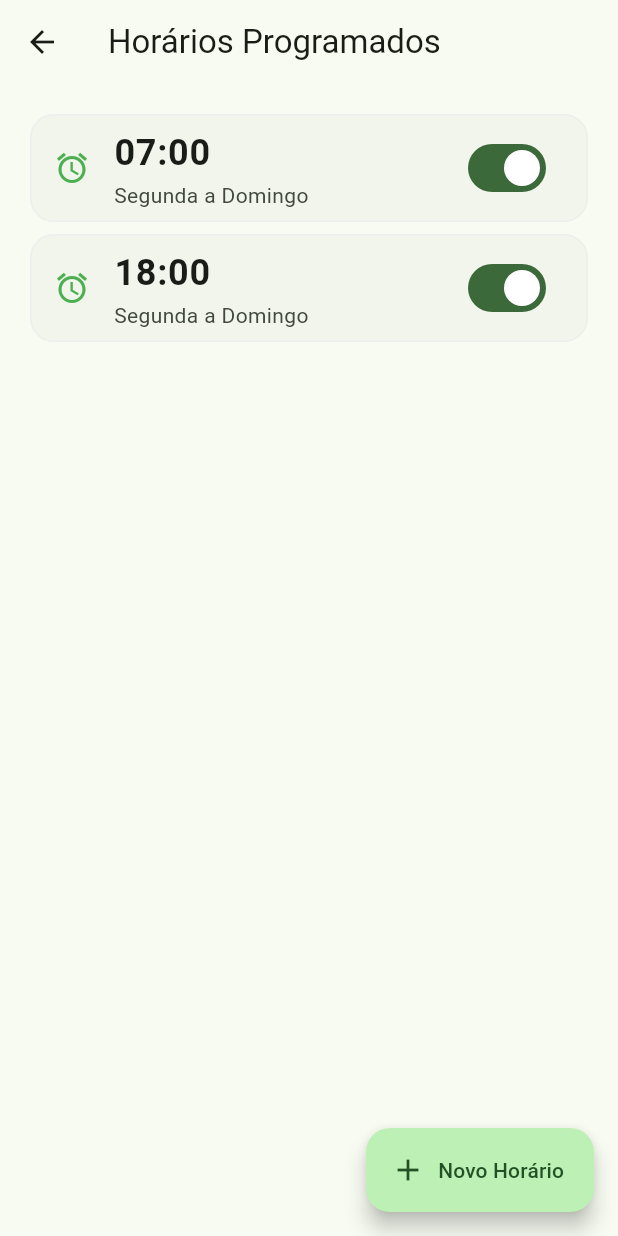
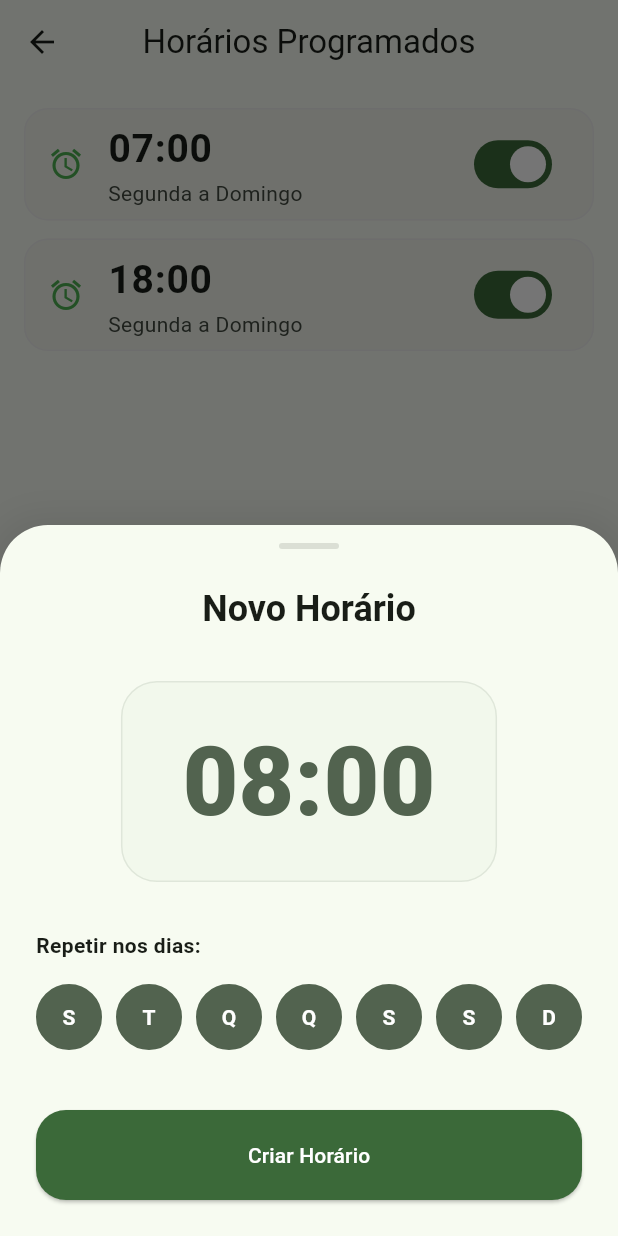
Before and after one commit to Agromotion/agromotion-app, a Flutter app: the ScheduleScreen screen opened directly, after a tap on "Novo Horário", on a phone screen of 412 x 824 dp. Run offline on Flutter 3.47's test engine with Material 3 defaults, Android fonts, the phone set to English and light mode, and no system bars; our stand-ins replace package_info_plus.

Commit message:
Feat: popup de escolha de horário, localization
Implementa componente AddScheduleSheet para o utilizador escolher um novo horário.
Implementa chamada em schedule screen.
Implementa localização para portugal.

```diff
--- a/lib/app.dart
+++ b/lib/app.dart
@@ -1,4 +1,5 @@
 import 'package:flutter/material.dart';
+import 'package:flutter_localizations/flutter_localizations.dart';
 import 'package:provider/provider.dart';
 import 'theme/app_theme.dart';
 import 'theme/theme_provider.dart';
@@ -14,6 +15,15 @@ class AgroMotionApp extends StatelessWidget {
     return MaterialApp(
       title: 'AgroMotion',
       debugShowCheckedModeBanner: false,
+      localizationsDelegates: const [
+        GlobalMaterialLocalizations.delegate,
+        GlobalWidgetsLocalizations.delegate,
+        GlobalCupertinoLocalizations.delegate,
+      ],
+      supportedLocales: const [
+        Locale('pt', 'PT'), // Português de Portugal
+      ],
+      locale: const Locale('pt', 'PT'),
       themeMode: themeProvider.themeMode,
       theme: AppTheme.lightTheme,
       darkTheme: AppTheme.darkTheme,
--- /dev/null
+++ b/lib/components/add_schedule_sheet.dart
@@ -0,0 +1,222 @@
+import 'package:flutter/material.dart';
+import 'package:flutter/services.dart';
+
+class AddScheduleSheet extends StatefulWidget {
+  final Map<String, dynamic>? initialData;
+
+  const AddScheduleSheet({super.key, this.initialData});
+
+  static Future<Map<String, dynamic>?> show(
+    BuildContext context, {
+    Map<String, dynamic>? initialData,
+  }) {
+    return showModalBottomSheet<Map<String, dynamic>>(
+      context: context,
+      isScrollControlled: true,
+      backgroundColor: Colors.transparent,
+      builder: (context) => AddScheduleSheet(initialData: initialData),
+    );
+  }
+
+  @override
+  State<AddScheduleSheet> createState() => _AddScheduleSheetState();
+}
+
+class _AddScheduleSheetState extends State<AddScheduleSheet> {
+  late TimeOfDay _selectedTime;
+  late List<bool> _selectedDays;
+  final List<String> _daysLabels = ['S', 'T', 'Q', 'Q', 'S', 'S', 'D'];
+
+  @override
+  void initState() {
+    super.initState();
+    if (widget.initialData != null) {
+      // Modo Edição: Parse da string "HH:mm"
+      final parts = widget.initialData!['time'].split(':');
+      _selectedTime = TimeOfDay(
+        hour: int.parse(parts[0]),
+        minute: int.parse(parts[1]),
+      );
+
+      // Lógica de dias (se "Segunda a Domingo", seleciona todos)
+      bool isAllDays = widget.initialData!['days'] == 'Segunda a Domingo';
+      _selectedDays = List.generate(7, (_) => isAllDays);
+    } else {
+      // Modo Criação
+      _selectedTime = const TimeOfDay(hour: 8, minute: 0);
+      _selectedDays = List.generate(7, (_) => true);
+    }
+  }
+
+  String _getDaysText() {
+    int count = _selectedDays.where((day) => day).length;
+    if (count == 7) return 'Segunda a Domingo';
+    if (count == 0) return 'Nenhum dia selecionado';
+
+    List<String> shortNames = ['Seg', 'Ter', 'Qua', 'Qui', 'Sex', 'Sáb', 'Dom'];
+    List<String> activeDays = [];
+    for (int i = 0; i < 7; i++) {
+      if (_selectedDays[i]) activeDays.add(shortNames[i]);
+    }
+    return activeDays.join(', ');
+  }
+
+  @override
+  Widget build(BuildContext context) {
+    final theme = Theme.of(context);
+    final colorScheme = theme.colorScheme;
+    final bottomInset = MediaQuery.of(context).viewInsets.bottom;
+
+    return Container(
+      padding: EdgeInsets.fromLTRB(24, 12, 24, 24 + bottomInset),
+      decoration: BoxDecoration(
+        color: colorScheme.surface,
+        borderRadius: const BorderRadius.vertical(top: Radius.circular(32)),
+        boxShadow: [
+          BoxShadow(
+            color: Colors.black.withAlpha(20),
+            blurRadius: 20,
+            spreadRadius: 5,
+          ),
+        ],
+      ),
+      child: Column(
+        mainAxisSize: MainAxisSize.min,
+        children: [
+          Container(
+            width: 40,
+            height: 4,
+            margin: const EdgeInsets.only(bottom: 24),
+            decoration: BoxDecoration(
+              color: colorScheme.onSurfaceVariant.withAlpha(40),
+              borderRadius: BorderRadius.circular(2),
+            ),
+          ),
+          Text(
+            widget.initialData != null ? 'Editar Horário' : 'Novo Horário',
+            style: theme.textTheme.headlineSmall?.copyWith(
+              fontWeight: FontWeight.bold,
+            ),
+          ),
+          const SizedBox(height: 32),
+
+          GestureDetector(
+            onTap: () async {
+              HapticFeedback.mediumImpact();
+              final TimeOfDay? time = await showTimePicker(
+                context: context,
+                initialTime: _selectedTime,
+                builder: (context, child) => MediaQuery(
+                  data: MediaQuery.of(
+                    context,
+                  ).copyWith(alwaysUse24HourFormat: true),
+                  child: child!,
+                ),
+              );
+              if (time != null) setState(() => _selectedTime = time);
+            },
+            child: Container(
+              padding: const EdgeInsets.symmetric(vertical: 20, horizontal: 40),
+              decoration: BoxDecoration(
+                color: colorScheme.secondaryContainer.withAlpha(40),
+                borderRadius: BorderRadius.circular(24),
+                border: Border.all(color: colorScheme.secondary.withAlpha(30)),
+              ),
+              child: Text(
+                '${_selectedTime.hour.toString().padLeft(2, '0')}:${_selectedTime.minute.toString().padLeft(2, '0')}',
+                style: TextStyle(
+                  fontSize: 64,
+                  fontWeight: FontWeight.w900,
+                  color: colorScheme.secondary,
+                ),
+              ),
+            ),
+          ),
+          const SizedBox(height: 32),
+
+          Align(
+            alignment: Alignment.centerLeft,
+            child: Text(
+              'Repetir nos dias:',
+              style: TextStyle(
+                fontWeight: FontWeight.w600,
+                color: colorScheme.onSurface,
+              ),
+            ),
+          ),
+          const SizedBox(height: 16),
+
+          Row(
+            mainAxisAlignment: MainAxisAlignment.spaceBetween,
+            children: List.generate(7, (index) {
+              final isSelected = _selectedDays[index];
+              return GestureDetector(
+                onTap: () {
+                  HapticFeedback.selectionClick();
+                  setState(() => _selectedDays[index] = !isSelected);
+                },
+                child: AnimatedContainer(
+                  duration: const Duration(milliseconds: 250),
+                  width: 44,
+                  height: 44,
+                  decoration: BoxDecoration(
+                    color: isSelected
+                        ? colorScheme.secondary
+                        : Colors.transparent,
+                    shape: BoxShape.circle,
+                    border: Border.all(
+                      color: isSelected
+                          ? colorScheme.secondary
+                          : colorScheme.outlineVariant,
+                      width: 1.5,
+                    ),
+                  ),
+                  child: Center(
+                    child: Text(
+                      _daysLabels[index],
+                      style: TextStyle(
+                        color: isSelected
+                            ? colorScheme.onSecondary
+                            : colorScheme.onSurfaceVariant,
+                        fontWeight: FontWeight.bold,
+                      ),
+                    ),
+                  ),
+                ),
+              );
+            }),
+          ),
+          const SizedBox(height: 40),
+
+          SizedBox(
+            width: double.infinity,
+            height: 60,
+            child: ElevatedButton(
+              onPressed: () {
+                HapticFeedback.selectionClick();
+                Navigator.pop(context, {
+                  'time':
+                      '${_selectedTime.hour.toString().padLeft(2, '0')}:${_selectedTime.minute.toString().padLeft(2, '0')}',
+                  'days': _getDaysText(),
+                  'active': widget.initialData?['active'] ?? true,
+                });
+              },
+              style: ElevatedButton.styleFrom(
+                backgroundColor: colorScheme.primary,
+                foregroundColor: colorScheme.onPrimary,
+                shape: RoundedRectangleBorder(
+                  borderRadius: BorderRadius.circular(20),
+                ),
+              ),
+              child: Text(
+                widget.initialData != null
+                    ? 'Guardar Alterações'
+                    : 'Criar Horário',
+              ),
+            ),
+          ),
+        ],
+      ),
+    );
+  }
+}
--- a/lib/screens/schedule_screen.dart
+++ b/lib/screens/schedule_screen.dart
@@ -1,4 +1,7 @@
 import 'package:flutter/material.dart';
+import 'package:flutter/services.dart';
+import '../components/add_schedule_sheet.dart';
+import '../utils/dialogs.dart';
 
 class ScheduleScreen extends StatefulWidget {
   const ScheduleScreen({super.key});
@@ -15,31 +18,122 @@ class _ScheduleScreenState extends State<ScheduleScreen> {
 
   @override
   Widget build(BuildContext context) {
+    final theme = Theme.of(context);
+    final colorScheme = theme.colorScheme;
+
     return Scaffold(
-      appBar: AppBar(title: const Text('Horários Programados')),
-      body: ListView.builder(
+      appBar: AppBar(
+        title: const Text('Horários Programados'),
+        centerTitle: true,
+      ),
+      body: schedules.isEmpty
+          ? _buildEmptyState(colorScheme)
+          : ListView.builder(
               padding: const EdgeInsets.all(16),
               itemCount: schedules.length,
               itemBuilder: (context, index) {
                 final s = schedules[index];
-          return Card(
-            child: ListTile(
-              leading: Icon(Icons.alarm, color: s['active'] ? Colors.green : Colors.grey),
-              title: Text(s['time'], style: const TextStyle(fontSize: 24, fontWeight: FontWeight.bold)),
-              subtitle: Text(s['days']),
-              trailing: Switch(
-                value: s['active'],
-                onChanged: (val) => setState(() => s['active'] = val),
+
+                return Padding(
+                  padding: const EdgeInsets.only(bottom: 12),
+                  child: Dismissible(
+                    key: UniqueKey(),
+                    direction: DismissDirection.endToStart,
+                    confirmDismiss: (direction) async {
+                      HapticFeedback.heavyImpact();
+                      // CHAMADA DO DIÁLOGO À PARTE
+                      return await AppDialogs.showDeleteConfirmation(context);
+                    },
+                    onDismissed: (_) {
+                      setState(() => schedules.removeAt(index));
+                      HapticFeedback.lightImpact();
+                      ScaffoldMessenger.of(context).showSnackBar(
+                        const SnackBar(
+                          content: Text('Horário removido'),
+                          behavior: SnackBarBehavior.floating,
                         ),
+                      );
+                    },
+                    background: _buildDeleteBackground(colorScheme),
+                    child: _buildScheduleCard(s, index, context),
                   ),
                 );
               },
             ),
       floatingActionButton: FloatingActionButton.extended(
-        onPressed: () {},
+        onPressed: () => _handleAddNewSchedule(context),
         label: const Text('Novo Horário'),
         icon: const Icon(Icons.add),
       ),
     );
   }
+
+  // --- Widgets Auxiliares para manter o build() limpo ---
+
+  Widget _buildScheduleCard(
+    Map<String, dynamic> s,
+    int index,
+    BuildContext context,
+  ) {
+    return Card(
+      margin: EdgeInsets.zero,
+      child: ListTile(
+        onTap: () async {
+          final result = await AddScheduleSheet.show(context, initialData: s);
+          if (result != null) setState(() => schedules[index] = result);
+        },
+        leading: Icon(
+          Icons.alarm,
+          color: s['active'] ? Colors.green : Colors.grey,
+        ),
+        title: Text(
+          s['time'],
+          style: const TextStyle(fontSize: 26, fontWeight: FontWeight.bold),
+        ),
+        subtitle: Text(s['days']),
+        trailing: Switch(
+          value: s['active'],
+          onChanged: (val) {
+            HapticFeedback.lightImpact();
+            setState(() => s['active'] = val);
+          },
+        ),
+      ),
+    );
   }
+
+  Widget _buildDeleteBackground(ColorScheme colorScheme) {
+    return Container(
+      decoration: BoxDecoration(
+        color: colorScheme.errorContainer,
+        borderRadius: BorderRadius.circular(16),
+      ),
+      alignment: Alignment.centerRight,
+      padding: const EdgeInsets.symmetric(horizontal: 24),
+      child: Icon(Icons.delete_outline, color: colorScheme.error),
+    );
+  }
+
+  Widget _buildEmptyState(ColorScheme colorScheme) {
+    return Center(
+      child: Column(
+        mainAxisAlignment: MainAxisAlignment.center,
+        children: [
+          Icon(Icons.event_busy, size: 80, color: colorScheme.outlineVariant),
+          const SizedBox(height: 16),
+          const Text('Nenhum horário agendado', style: TextStyle(fontSize: 18)),
+        ],
+      ),
+    );
+  }
+
+  Future<void> _handleAddNewSchedule(BuildContext context) async {
+    final result = await AddScheduleSheet.show(context);
+    if (result != null) {
+      setState(() {
+        schedules.add(result);
+        schedules.sort((a, b) => a['time'].compareTo(b['time']));
+      });
+    }
+  }
+}
--- a/pubspec.yaml
+++ b/pubspec.yaml
@@ -29,6 +29,8 @@ environment:
 # versions available, run `flutter pub outdated`.
 dependencies:
   flutter:
+    sdk: flutter
+  flutter_localizations:
     sdk: flutter
 
   # The following adds the Cupertino Icons font to your application.
```
Also changed, not shown: pubspec.lock. Lines whose indentation alone changed are shown as unchanged.
